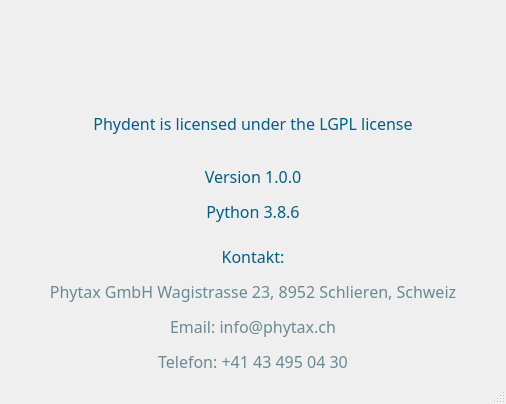
Above: UI_Files/about.ui from fabianjaeger1/Phydent-App before the change. Below: the same form after it.
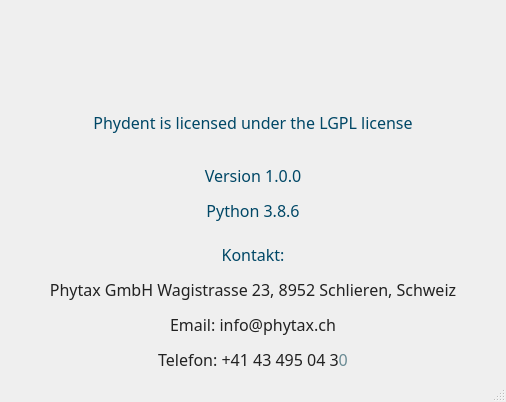
That is the form after the change. Icons and pictures are not drawn.

Commit message: Update About and Measurement ui

What changed in the file:
```diff
--- a/UI_Files/about.ui
+++ b/UI_Files/about.ui
@@ -7,7 +7,7 @@
     <x>0</x>
     <y>0</y>
     <width>506</width>
-    <height>404</height>
+    <height>402</height>
    </rect>
   </property>
   <property name="windowTitle">
@@ -47,7 +47,7 @@
 &lt;html&gt;&lt;head&gt;&lt;meta name=&quot;qrichtext&quot; content=&quot;1&quot; /&gt;&lt;style type=&quot;text/css&quot;&gt;
 p, li { white-space: pre-wrap; }
 &lt;/style&gt;&lt;/head&gt;&lt;body style=&quot; font-family:'Source Sans Pro'; font-size:12pt; font-weight:400; font-style:normal;&quot;&gt;
-&lt;p style=&quot; margin-top:0px; margin-bottom:0px; margin-left:0px; margin-right:0px; -qt-block-indent:0; text-indent:0px;&quot;&gt;&lt;span style=&quot; color:#005e87;&quot;&gt;Phydent is licensed under the LGPL license&lt;/span&gt;&lt;/p&gt;&lt;/body&gt;&lt;/html&gt;</string>
+&lt;p style=&quot; margin-top:0px; margin-bottom:0px; margin-left:0px; margin-right:0px; -qt-block-indent:0; text-indent:0px;&quot;&gt;&lt;span style=&quot; color:#004766;&quot;&gt;Phydent is licensed under the LGPL license&lt;/span&gt;&lt;/p&gt;&lt;/body&gt;&lt;/html&gt;</string>
       </property>
       <property name="alignment">
        <set>Qt::AlignCenter</set>
@@ -63,7 +63,7 @@
        </font>
       </property>
       <property name="text">
-       <string>&lt;html&gt;&lt;head/&gt;&lt;body&gt;&lt;p&gt;&lt;span style=&quot; color:#005e87;&quot;&gt;Version 1.0.0&lt;/span&gt;&lt;/p&gt;&lt;p&gt;&lt;span style=&quot; color:#005e87;&quot;&gt;Python 3.8.6&lt;/span&gt;&lt;/p&gt;&lt;/body&gt;&lt;/html&gt;</string>
+       <string>&lt;html&gt;&lt;head/&gt;&lt;body&gt;&lt;p&gt;&lt;span style=&quot; color:#004766;&quot;&gt;Version 1.0.0&lt;/span&gt;&lt;/p&gt;&lt;p&gt;&lt;span style=&quot; color:#004766;&quot;&gt;Python 3.8.6&lt;/span&gt;&lt;/p&gt;&lt;/body&gt;&lt;/html&gt;</string>
       </property>
       <property name="alignment">
        <set>Qt::AlignCenter</set>
@@ -81,7 +81,7 @@
        </font>
       </property>
       <property name="text">
-       <string>&lt;html&gt;&lt;head/&gt;&lt;body&gt;&lt;p align=&quot;center&quot;&gt;&lt;span style=&quot; color:#005e87;&quot;&gt;Kontakt:&lt;/span&gt;&lt;/p&gt;&lt;p align=&quot;center&quot;&gt;&lt;span style=&quot; color:#698a93;&quot;&gt;Phytax GmbH Wagistrasse 23, 8952 Schlieren, Schweiz&lt;/span&gt;&lt;/p&gt;&lt;p align=&quot;center&quot;&gt;&lt;span style=&quot; color:#698a93;&quot;&gt;Email: info@phytax.ch&lt;/span&gt;&lt;/p&gt;&lt;p align=&quot;center&quot;&gt;&lt;span style=&quot; color:#698a93;&quot;&gt;Telefon: +41 43 495 04 30&lt;/span&gt;&lt;/p&gt;&lt;/body&gt;&lt;/html&gt;</string>
+       <string>&lt;html&gt;&lt;head/&gt;&lt;body&gt;&lt;p align=&quot;center&quot;&gt;&lt;span style=&quot; color:#004766;&quot;&gt;Kontakt:&lt;/span&gt;&lt;/p&gt;&lt;p align=&quot;center&quot;&gt;&lt;span style=&quot; color:#222222;&quot;&gt;Phytax GmbH Wagistrasse 23, 8952 Schlieren, Schweiz&lt;/span&gt;&lt;/p&gt;&lt;p align=&quot;center&quot;&gt;&lt;span style=&quot; color:#222222;&quot;&gt;Email: info@phytax.ch&lt;/span&gt;&lt;/p&gt;&lt;p align=&quot;center&quot;&gt;&lt;span style=&quot; color:#222222;&quot;&gt;Telefon: +41 43 495 04 3&lt;/span&gt;&lt;span style=&quot; color:#698a93;&quot;&gt;0&lt;/span&gt;&lt;/p&gt;&lt;/body&gt;&lt;/html&gt;</string>
       </property>
       <property name="alignment">
        <set>Qt::AlignCenter</set>
```
Left out of the diff: 10 changed lines with no effect on the pictures. The commit also changes 1 other file.
